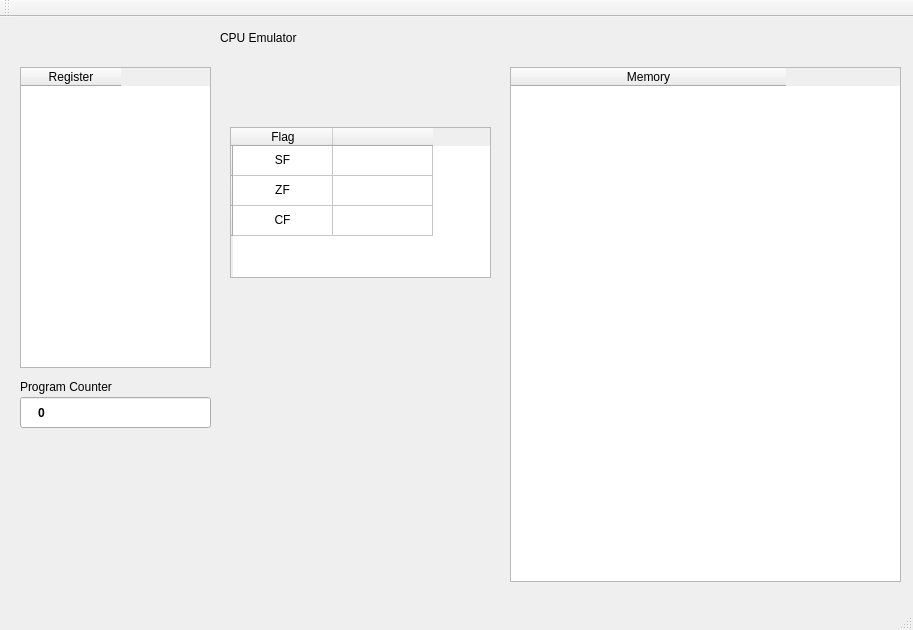
Old version of the form mainwindow.ui in the repository DmitryDobr/CPUEmulator.
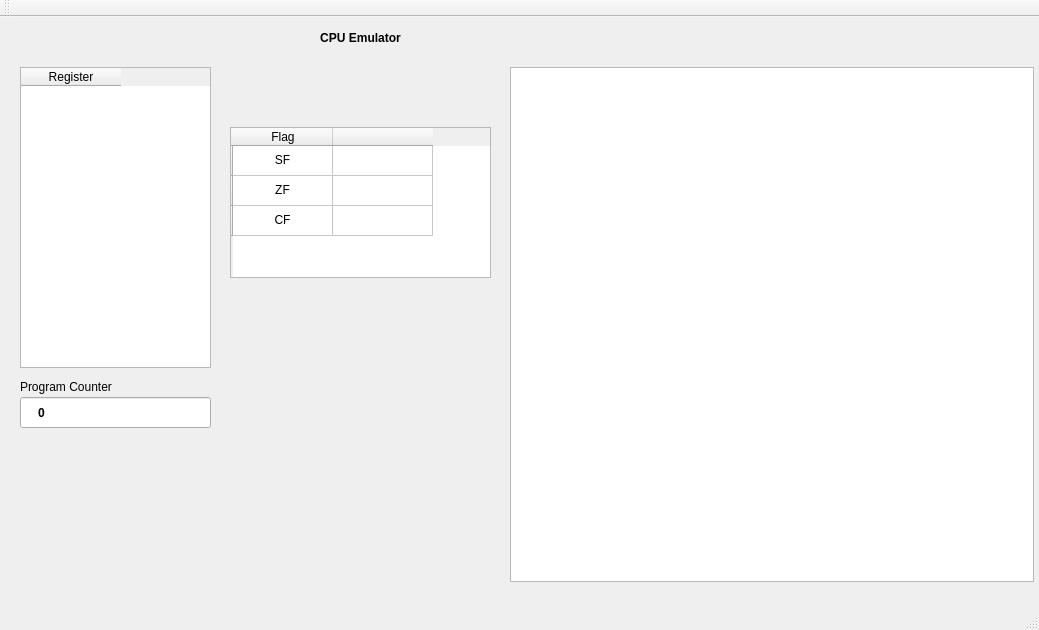
New version of the form.

Patch:
```diff
--- a/mainwindow.ui
+++ b/mainwindow.ui
@@ -6,7 +6,7 @@
    <rect>
     <x>0</x>
     <y>0</y>
-    <width>913</width>
+    <width>1039</width>
     <height>630</height>
    </rect>
   </property>
@@ -45,7 +45,7 @@
      <rect>
       <x>510</x>
       <y>50</y>
-      <width>391</width>
+      <width>524</width>
       <height>515</height>
      </rect>
     </property>
@@ -62,16 +62,11 @@
      <enum>QAbstractItemView::ScrollPerPixel</enum>
     </property>
     <attribute name="horizontalHeaderDefaultSectionSize">
-     <number>275</number>
+     <number>125</number>
     </attribute>
     <attribute name="verticalHeaderDefaultSectionSize">
      <number>30</number>
     </attribute>
-    <column>
-     <property name="text">
-      <string>Memory</string>
-     </property>
-    </column>
    </widget>
    <widget class="QLabel" name="la_pc">
     <property name="geometry">
@@ -119,13 +114,22 @@
      <rect>
       <x>220</x>
       <y>10</y>
-      <width>211</width>
+      <width>281</width>
       <height>21</height>
      </rect>
     </property>
+    <property name="font">
+     <font>
+      <weight>75</weight>
+      <bold>true</bold>
+     </font>
+    </property>
     <property name="text">
      <string>CPU Emulator</string>
     </property>
+    <property name="alignment">
+     <set>Qt::AlignCenter</set>
+    </property>
    </widget>
    <widget class="QTableWidget" name="tw_flag">
     <property name="enabled">
```
Left out of the diff: 2 changed lines with no effect on the pictures.
